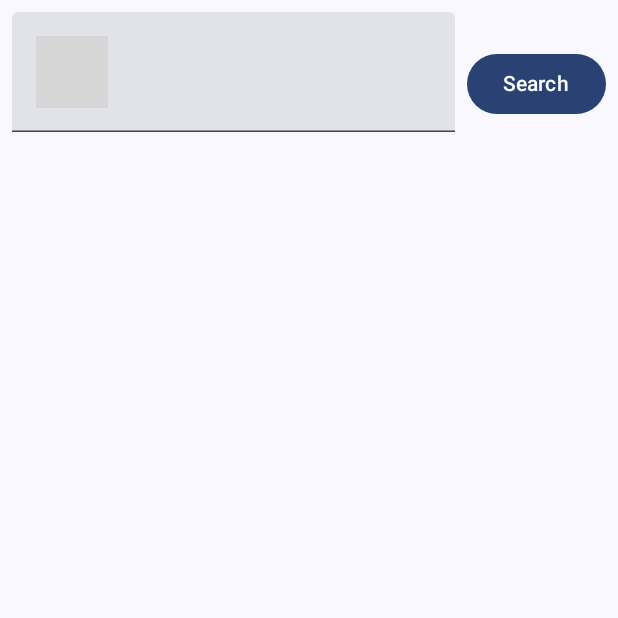
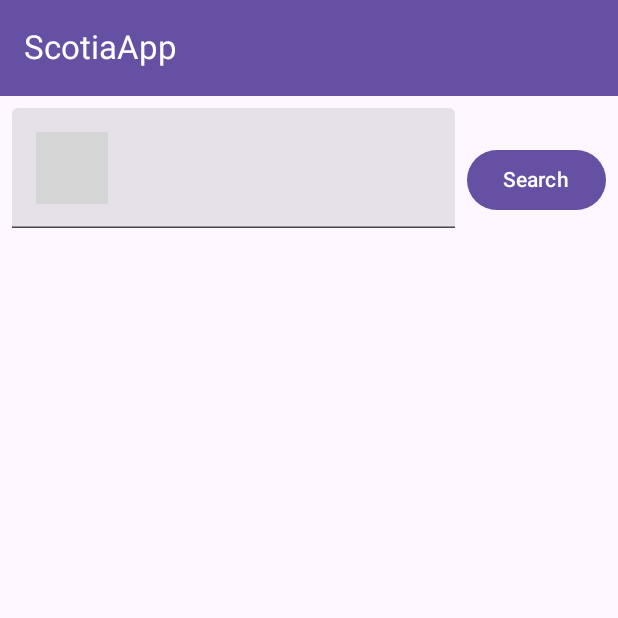
Before and after one commit to urv1388/ScotiaApp, an Android app built with Jetpack Compose: the screen it shows after launch (MainActivity), on a phone screen of 412 x 824 dp, the top half of it. Run offline under Robolectric (Android 15) with nearby library versions, the phone set to English and light mode, and no system bars; our stand-ins replace Dagger/Hilt's generated code; libraries missing offline, so code that uses them is left out: com.jakewharton.retrofit2; pictures from the network do not load; 4 statements that could not run were skipped; grey boxes are pictures that could not be loaded.

Commit message:
Added toolbar

```diff
--- a/app/src/main/java/com/urvish/scotia/ui/main/MainActivity.kt
+++ b/app/src/main/java/com/urvish/scotia/ui/main/MainActivity.kt
@@ -3,25 +3,42 @@ package com.urvish.scotia.ui.main
 import android.os.Bundle
 import androidx.activity.ComponentActivity
 import androidx.activity.compose.setContent
+import androidx.compose.foundation.layout.Box
 import androidx.compose.foundation.layout.fillMaxSize
+import androidx.compose.foundation.layout.padding
+import androidx.compose.material3.ExperimentalMaterial3Api
 import androidx.compose.material3.MaterialTheme
+import androidx.compose.material3.Scaffold
 import androidx.compose.material3.Surface
+import androidx.compose.material3.Text
+import androidx.compose.material3.TopAppBar
 import androidx.compose.ui.Modifier
+import androidx.compose.ui.graphics.Color
+import androidx.compose.ui.res.stringResource
+import com.urvish.scotia.R
 import com.urvish.scotia.ui.common.theme.ScotiaAppTheme
 import dagger.hilt.android.AndroidEntryPoint
 
 @AndroidEntryPoint
 class MainActivity : ComponentActivity() {
+    @OptIn(ExperimentalMaterial3Api::class)
     override fun onCreate(savedInstanceState: Bundle?) {
         super.onCreate(savedInstanceState)
         setContent {
             ScotiaAppTheme {
-                // A surface container using the 'background' color from the theme
                 Surface(
                     modifier = Modifier.fillMaxSize(),
                     color = MaterialTheme.colorScheme.background
                 ) {
-                    MainScreen()
+                    Scaffold(topBar = {
+                        TopAppBar(title = {
+                            Text(text = stringResource(id = R.string.app_name), color = Color.White)
+                        })
+                    }) {
+                        Box(modifier = Modifier.padding(it)) {
+                            MainScreen()
+                        }
+                    }
                 }
             }
         }
--- a/ui-common/src/main/java/com/urvish/scotia/ui/common/theme/Theme.kt
+++ b/ui-common/src/main/java/com/urvish/scotia/ui/common/theme/Theme.kt
@@ -18,13 +18,16 @@ import androidx.core.view.WindowCompat
 private val DarkColorScheme = darkColorScheme(
     primary = Purple80,
     secondary = PurpleGrey80,
-    tertiary = Pink80
+    tertiary = Pink80,
+    surface = Purple80,
 )
 
 private val LightColorScheme = lightColorScheme(
     primary = Purple40,
     secondary = PurpleGrey40,
-    tertiary = Pink40
+    tertiary = Pink40,
+    surface = Purple40,
+
 
     /* Other default colors to override
     background = Color(0xFFFFFBFE),
@@ -41,8 +44,8 @@ private val LightColorScheme = lightColorScheme(
 fun ScotiaAppTheme(
     darkTheme: Boolean = isSystemInDarkTheme(),
     // Dynamic color is available on Android 12+
-    dynamicColor: Boolean = true,
-    content: @Composable () -> Unit
+    dynamicColor: Boolean = false,
+    content: @Composable () -> Unit,
 ) {
     val colorScheme = when {
         dynamicColor && Build.VERSION.SDK_INT >= Build.VERSION_CODES.S -> {
```
